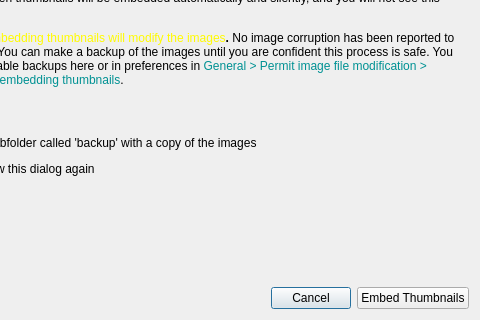
Above: Dialogs/addthumbnailsdlg.ui from towhee/Winnow64 before the change; both pictures show x 92 to 572 and y 262 to 582 of the 572 by 582 pixel window. Below: the same form after it.
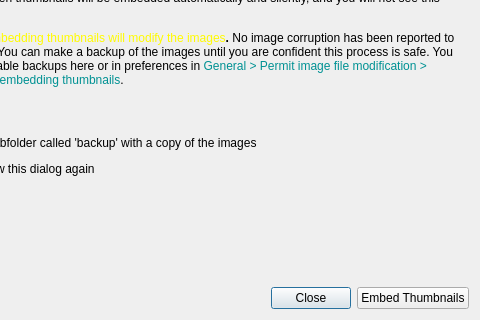
That is the form after the change.

Patch:
```diff
--- a/Dialogs/addthumbnailsdlg.ui
+++ b/Dialogs/addthumbnailsdlg.ui
@@ -96,7 +96,7 @@
      <item>
       <widget class="QPushButton" name="cancelBtn">
        <property name="text">
-        <string>Cancel</string>
+        <string>Close</string>
        </property>
       </widget>
      </item>
```
